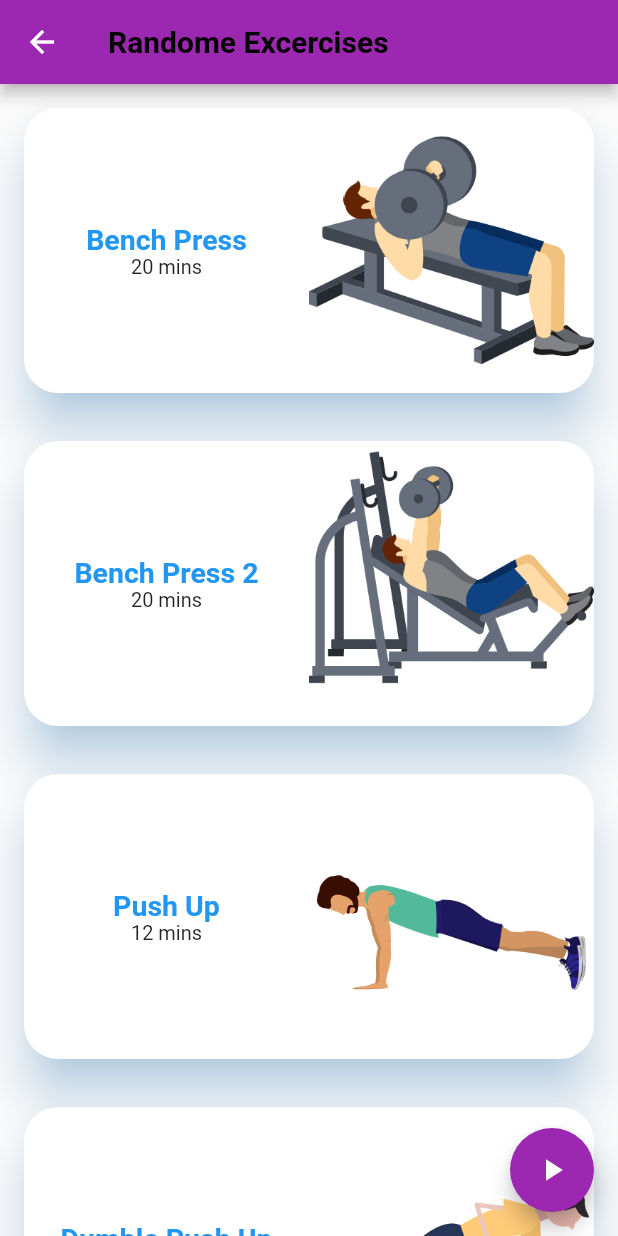
After one commit to Shivank-Mittal/Fitness-App, a Flutter app: the screen it shows after launch, after a tap on "Random", on a phone screen of 412 x 824 dp. The commit adds this screen. Run offline on Flutter 3.47's test engine with Material 2 defaults, Android fonts, the phone set to English and light mode, and no system bars.

Commit message:
created randome UI with picturs

```diff
--- /dev/null
+++ b/lib/controller/excerciseController.dart
@@ -0,0 +1,62 @@
+import '../model/exercise.dart';
+import 'dart:math';
+
+Exercise _benchPress =
+    Exercise("Bench Press", "20 mins", "assets/benchPress.png");
+Exercise _benchPress2 =
+    Exercise("Bench Press 2", "20 mins", "assets/benchPress2.png");
+Exercise _pushUp = Exercise("Push Up", "12 mins", "assets/pushUps.png");
+Exercise _dumblePushUps =
+    Exercise("Dumble Push Up", "12 mins", "assets/dumblePushUp.png");
+Exercise _absCrunch = Exercise("Abs Crunch", "15 mins", "assets/crunches.png");
+Exercise _absCrunch2 =
+    Exercise("Abs Crunch", "15 mins", "assets/crunches2.png");
+Exercise _sideTwist = Exercise("Side Twist", "19 mins", "assets/sideTwist.png");
+Exercise _backRows = Exercise("Back Rows", "13 mins", "assets/backRows.png");
+Exercise _declineBenchPress =
+    Exercise("Decline Bench Press", "12 mins", "assets/declineBenchPress.png");
+Exercise _vrikshAsanas =
+    Exercise("vriksh asanas", "17 mins", "assets/vrikshAsanas.png");
+Exercise _bicepsCurl =
+    Exercise("Biceps Curl", "22 mins", "assets/bicepsCurls.png");
+Exercise _tricipes = Exercise("Tricipes", "12 mins", "assets/tricipes.png");
+
+class ExcerciseController {
+  createList() {
+    print(_benchPress);
+  }
+
+  List<Exercise> getAllExcersiseList() {
+    return excersiseList;
+  }
+
+  List<Exercise> getRandomExcersiseList(int noOfExcersise) {
+    print(_benchPress.name);
+
+    // List<Exercise> randomeList;
+    // for (var i = 0; i < noOfExcersise; i++) {
+    //   try {
+    //     randomeList.add(excersiseList[Random().nextInt(noOfExcersise)]);
+    //   } on Exception catch (e) {
+    //     print(e);
+    //     print(Random().nextInt(noOfExcersise));
+    //   }
+    // }
+    return excersiseList;
+  }
+}
+
+List<Exercise> excersiseList = [
+  (_benchPress),
+  (_benchPress2),
+  (_pushUp),
+  (_dumblePushUps),
+  (_absCrunch),
+  (_absCrunch2),
+  (_sideTwist),
+  (_backRows),
+  (_declineBenchPress),
+  (_vrikshAsanas),
+  (_bicepsCurl),
+  (_tricipes)
+];
--- a/lib/main.dart
+++ b/lib/main.dart
@@ -9,7 +9,7 @@ class MyApp extends StatelessWidget {
     return MaterialApp(
       debugShowCheckedModeBanner: false,
       title: 'Let\' do it',
-      theme: ThemeData(primarySwatch: Colors.blueGrey),
+      theme: ThemeData(primarySwatch: Colors.purple),
       home: Home(),
     );
   }
--- /dev/null
+++ b/lib/model/exercise.dart
@@ -0,0 +1,11 @@
+class Exercise {
+  final String _name;
+  final String _time;
+  final String _pictureUrl;
+
+  Exercise(this._name, this._time, this._pictureUrl);
+
+  String get name => _name;
+  String get time => _time;
+  String get pictureUrl => _pictureUrl;
+}
--- a/lib/screens/home.dart
+++ b/lib/screens/home.dart
@@ -1,5 +1,6 @@
 import 'package:fitness_App/screens/dayWise_Exercise.dart';
 import 'package:fitness_App/screens/random_exercise.dart';
+import 'package:fitness_App/screens/showExcerciseList.dart';
 import 'package:flutter/material.dart';
 
 class Home extends StatefulWidget {
@@ -8,7 +9,7 @@ class Home extends StatefulWidget {
 }
 
 class _HomeState extends State<Home> {
-  List<String> _exercise_Modes = ["Random", "Day Wise"];
+  List<String> _exerciseModes = ["Random", "Day Wise"];
 
   @override
   Widget build(BuildContext context) {
@@ -33,28 +34,30 @@ class _HomeState extends State<Home> {
                 Divider(),
                 ListView.builder(
                     shrinkWrap: true,
-                    itemCount: _exercise_Modes.length,
+                    itemCount: _exerciseModes.length,
                     itemBuilder: (BuildContext context, index) {
                       return Card(
                         margin: EdgeInsets.all(10.0),
                         shape: RoundedRectangleBorder(
                             borderRadius: BorderRadiusDirectional.circular(50)),
                         elevation: 10,
-                        color: index % 2 == 0 ? Colors.red : Colors.orange,
+                        color: Colors.purpleAccent,
                         child: Center(
                           child: InkWell(
                             splashColor: index % 2 == 0
                                 ? Colors.redAccent
-                                : Colors.orangeAccent,
+                                : Colors.orangeAccent[100],
                             onTap: () {
                               Navigator.push(context,
                                   MaterialPageRoute(builder: (context) {
-                                switch (_exercise_Modes[index]) {
+                                switch (_exerciseModes[index]) {
                                   case "Random":
-                                    return RandomExercise();
+                                    // return RandomExercise();
+                                    return ShowExcerciseList();
                                   case "Day Wise":
                                     return DayWiseExercise();
                                   default:
+                                    return Home();
                                 }
                               }));
                             },
@@ -62,7 +65,7 @@ class _HomeState extends State<Home> {
                               height: 80,
                               child: Center(
                                 child: Text(
-                                  _exercise_Modes[index],
+                                  _exerciseModes[index],
                                   textAlign: TextAlign.center,
                                   style: TextStyle(
                                       fontWeight: FontWeight.bold,
--- /dev/null
+++ b/lib/screens/showExcerciseList.dart
@@ -0,0 +1,82 @@
+import 'package:flutter/material.dart';
+import '../controller/excerciseController.dart';
+
+class ShowExcerciseList extends StatefulWidget {
+  @override
+  _ShowExcerciseListState createState() => _ShowExcerciseListState();
+}
+
+class _ShowExcerciseListState extends State<ShowExcerciseList> {
+  ExcerciseController exerciseContoller = new ExcerciseController();
+  // List<Exercise> randomExcerciseList;
+
+  @override
+  Widget build(BuildContext context) {
+    var randomExcerciseList = exerciseContoller.getRandomExcersiseList(5);
+
+    return Scaffold(
+      appBar: AppBar(
+        title: Text(
+          'Randome Excercises',
+          style: TextStyle(color: Colors.black, fontWeight: FontWeight.bold),
+        ),
+      ),
+      body: ListView.builder(
+          itemCount: randomExcerciseList.length,
+          scrollDirection: Axis.vertical,
+          itemBuilder: (BuildContext context, index) {
+            return Padding(
+              padding: const EdgeInsets.all(16.0),
+              child: Container(
+                child: FittedBox(
+                  child: Material(
+                    color: Colors.white,
+                    elevation: 14.0,
+                    borderRadius: BorderRadius.circular(24),
+                    shadowColor: Color(0x802196f3),
+                    child: Row(
+                      children: <Widget>[
+                        Container(
+                          width: 200,
+                          height: 200,
+                          child: Center(
+                            child: Column(
+                              mainAxisAlignment: MainAxisAlignment.center,
+                              children: <Widget>[
+                                Text(
+                                  randomExcerciseList[index].name,
+                                  textAlign: TextAlign.center,
+                                  style: TextStyle(
+                                      fontWeight: FontWeight.bold,
+                                      color: Colors.blue,
+                                      fontSize: 20),
+                                ),
+                                Text(randomExcerciseList[index].time)
+                              ],
+                            ),
+                          ),
+                        ),
+                        Container(
+                          width: 200,
+                          height: 200,
+                          child: ClipRRect(
+                              borderRadius: BorderRadius.circular(24),
+                              child: Image.asset(
+                                randomExcerciseList[index].pictureUrl,
+                                fit: BoxFit.contain,
+                                alignment: Alignment.topRight,
+                              )),
+                        )
+                      ],
+                    ),
+                  ),
+                ),
+              ),
+            );
+          }),
+      floatingActionButton:
+          FloatingActionButton(child: Icon(Icons.play_arrow), onPressed: null),
+      floatingActionButtonLocation: FloatingActionButtonLocation.endFloat,
+    );
+  }
+}
```
Also changed, not shown: pubspec.yaml (+12 -0 lines), assets/backRows.png (renamed from assets/10.png), assets/benchPress.png (renamed from assets/12.png), assets/benchPress2.png (renamed from assets/11.png), assets/bicepsCurls.png (renamed from assets/7.png), assets/crunches.png (renamed from assets/2.png), assets/crunches2.png (renamed from assets/3.png), assets/declineBenchPress.png (renamed from assets/14.png), assets/dumblePushUp.png (renamed from assets/6.png), assets/pushUps.png (renamed from assets/1.png), assets/sideTwist.png (renamed from assets/4.png), assets/tricipes.png (renamed from assets/13.png), assets/vrikshAsanas.png (renamed from assets/9.png).
